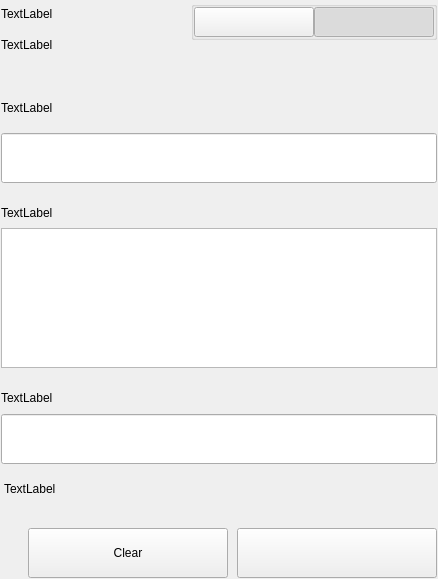
Old version of the form src/qt/bltg/settings/forms/settingssignmessagewidgets.ui in the repository minerric/BLTG.
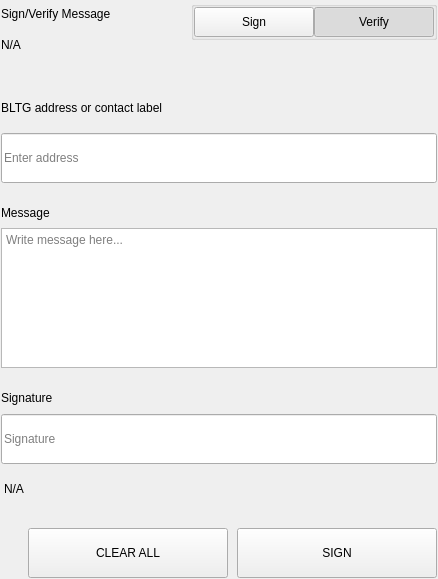
New version of the form.

Patch:
```diff
--- a/src/qt/bltg/settings/forms/settingssignmessagewidgets.ui
+++ b/src/qt/bltg/settings/forms/settingssignmessagewidgets.ui
@@ -75,14 +75,14 @@
              <item>
               <widget class="QLabel" name="labelTitle">
                <property name="text">
-                <string>TextLabel</string>
+                <string>Sign/Verify Message</string>
                </property>
               </widget>
              </item>
              <item>
               <widget class="QLabel" name="labelSubtitle1">
                <property name="text">
-                <string>TextLabel</string>
+                <string notr="true">N/A</string>
                </property>
                <property name="wordWrap">
                 <bool>true</bool>
@@ -162,7 +162,7 @@
                     <enum>Qt::NoFocus</enum>
                    </property>
                    <property name="text">
-                    <string/>
+                    <string>Sign</string>
                    </property>
                    <property name="checkable">
                     <bool>true</bool>
@@ -190,7 +190,7 @@
                     <enum>Qt::NoFocus</enum>
                    </property>
                    <property name="text">
-                    <string/>
+                    <string>Verify</string>
                    </property>
                    <property name="checkable">
                     <bool>true</bool>
@@ -276,7 +276,7 @@
                </size>
               </property>
               <property name="text">
-               <string>TextLabel</string>
+               <string>BLTG address or contact label</string>
               </property>
              </widget>
             </item>
@@ -294,6 +294,9 @@
                 <height>50</height>
                </size>
               </property>
+              <property name="placeholderText">
+               <string>Enter address</string>
+              </property>
              </widget>
             </item>
            </layout>
@@ -335,7 +338,7 @@
               </size>
              </property>
              <property name="text">
-              <string>TextLabel</string>
+              <string>Message</string>
              </property>
             </widget>
            </item>
@@ -353,6 +356,9 @@
                <height>140</height>
               </size>
              </property>
+             <property name="placeholderText">
+              <string>Write message here...</string>
+             </property>
             </widget>
            </item>
           </layout>
@@ -415,7 +421,7 @@
                </size>
               </property>
               <property name="text">
-               <string>TextLabel</string>
+               <string>Signature</string>
               </property>
              </widget>
             </item>
@@ -427,6 +433,9 @@
                 <height>50</height>
                </size>
               </property>
+              <property name="placeholderText">
+               <string>Signature</string>
+              </property>
              </widget>
             </item>
            </layout>
@@ -438,7 +447,7 @@
             <string notr="true">padding-top:5px;</string>
            </property>
            <property name="text">
-            <string>TextLabel</string>
+            <string notr="true">N/A</string>
            </property>
           </widget>
          </item>
@@ -491,7 +500,7 @@
               <enum>Qt::NoFocus</enum>
              </property>
              <property name="text">
-              <string>Clear</string>
+              <string>CLEAR ALL</string>
              </property>
             </widget>
            </item>
@@ -513,7 +522,7 @@
               <enum>Qt::NoFocus</enum>
              </property>
              <property name="text">
-              <string/>
+              <string>SIGN</string>
              </property>
             </widget>
            </item>
```
Left out of the diff: 2 changed lines with no effect on the pictures.
